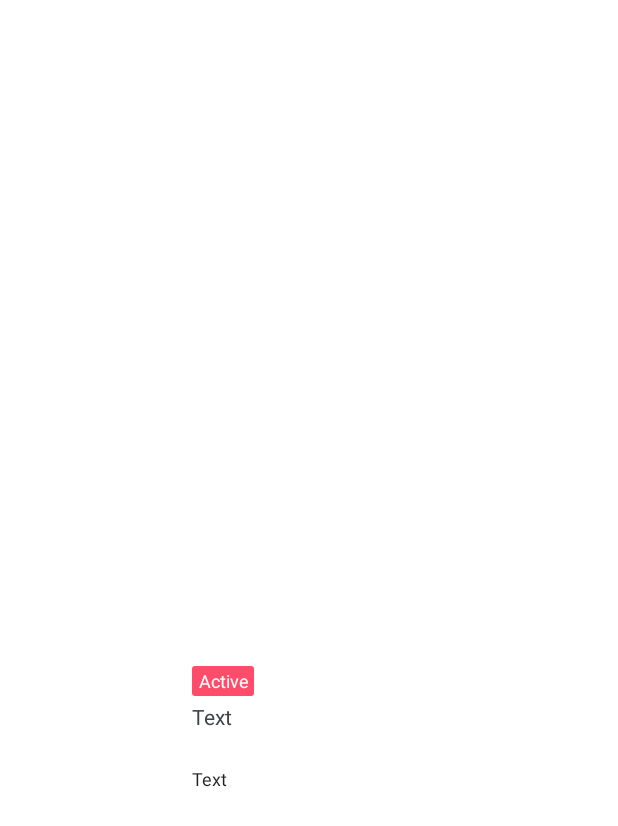
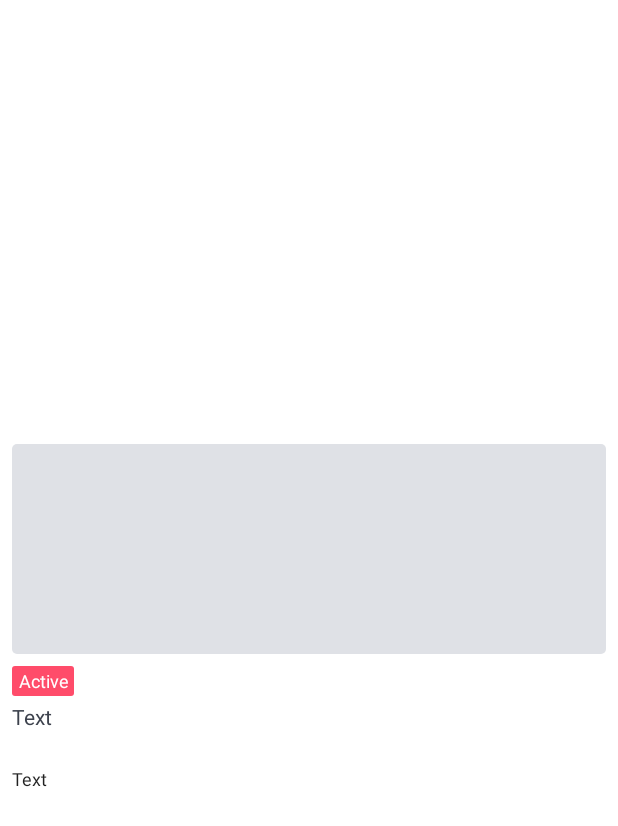
Before and after one commit to donyaie/ronaker-android, an Android app: the layout adapter_manage_product.xml on its own in the app's theme, with its tools: preview values and no code run, on a phone screen of 412 x 824 dp. Shown: the top 826 px of the screen. Run offline under Robolectric (Android 15) with nearby library versions, the phone set to English and light mode, and no system bars; plain views replace RoundedImageView; network calls fail.

Commit message:
# product item adapter with fix + image load background

```diff
--- a/app/src/main/java/com/ronaker/app/ui/explore/ExploreFragment.kt
+++ b/app/src/main/java/com/ronaker/app/ui/explore/ExploreFragment.kt
@@ -38,6 +38,8 @@ class ExploreFragment : BaseFragment() {
         viewModel.retry.observe(this, Observer { loading ->
             if (loading) binding.loading.showRetry() else binding.loading.hideRetry()
         })
+
+
 
         viewModel.resetList.observe(this, Observer {
             scrollListener.resetState()
--- a/app/src/main/java/com/ronaker/app/ui/manageProduct/ManageProductListFragment.kt
+++ b/app/src/main/java/com/ronaker/app/ui/manageProduct/ManageProductListFragment.kt
@@ -38,6 +38,10 @@ class ManageProductListFragment : BaseFragment() {
             if (loading) binding.loading.showLoading() else binding.loading.hideLoading()
         })
 
+        viewModel.retry.observe(this, Observer { loading ->
+            if (loading) binding.loading.showRetry() else binding.loading.hideRetry()
+        })
+
         viewModel.emptyView.observe(this, Observer { loading ->
             if (loading) {
                 binding.emptyLayout.visibility = View.VISIBLE
@@ -69,7 +73,7 @@ class ManageProductListFragment : BaseFragment() {
 
         binding.loading.oClickRetryListener = View.OnClickListener {
 
-                viewModel.loadProduct()
+                viewModel.retry()
 
 
         }
--- a/app/src/main/java/com/ronaker/app/ui/manageProduct/ManageProductViewModel.kt
+++ b/app/src/main/java/com/ronaker/app/ui/manageProduct/ManageProductViewModel.kt
@@ -24,6 +24,7 @@ class ManageProductViewModel : BaseViewModel() {
 
     val errorMessage: MutableLiveData<String> = MutableLiveData()
     val loading: MutableLiveData<Boolean> = MutableLiveData()
+    val retry: MutableLiveData<Boolean> = MutableLiveData()
 
 
     val   productImage: MutableLiveData<String> = MutableLiveData()
@@ -43,7 +44,7 @@ class ManageProductViewModel : BaseViewModel() {
         subscription = productRepository
             .getProduct(userRepository.getUserToken(), suid)
 
-            .doOnSubscribe { loading.value=true}
+            .doOnSubscribe { retry.value=false; loading.value=true}
             .doOnTerminate {loading.value=false}
             .subscribe { result ->
                 if (result.isSuccess()) {
@@ -51,6 +52,7 @@ class ManageProductViewModel : BaseViewModel() {
                     productDescription.value=result.data?.description
                     productTitle.value=result.data?.name
                 } else {
+                    retry.value=true;
                    errorMessage.value=result.error?.detail
                 }
             }
@@ -65,4 +67,5 @@ class ManageProductViewModel : BaseViewModel() {
     }
 
 
+
 }
--- /dev/null
+++ b/app/src/main/res/drawable/background_image_corner.xml
@@ -0,0 +1,6 @@
+<?xml version="1.0" encoding="utf-8"?>
+<shape xmlns:android="http://schemas.android.com/apk/res/android" android:shape="rectangle">
+    <solid android:color="@color/colorPlatinGrey"/>
+    <corners android:radius="3dp"/>
+
+</shape>
--- a/app/src/main/res/layout-v21/fragment_explore.xml
+++ b/app/src/main/res/layout-v21/fragment_explore.xml
@@ -13,11 +13,13 @@
 
 
 
-        <androidx.recyclerview.widget.RecyclerView   android:layout_width="wrap_content"
+        <androidx.recyclerview.widget.RecyclerView   android:layout_width="match_parent"
                                                    android:id="@+id/recycler"
                                                      app:layout_constraintLeft_toLeftOf="parent"
                                                      app:layout_constraintRight_toRightOf="parent"
 
+                                                     android:paddingRight="16dp"
+                                                     android:paddingLeft="16dp"
 
                                                    app:adapter="@{viewModel.getProductListAdapter()}"
                                                    app:layout_constraintTop_toBottomOf="@id/header"
--- a/app/src/main/res/layout/adapter_manage_product.xml
+++ b/app/src/main/res/layout/adapter_manage_product.xml
@@ -6,8 +6,9 @@
                 name="viewModel"
                 type="com.ronaker.app.ui.manageProduct.ManageProductAdapterViewModel"/>
     </data>
-    <androidx.constraintlayout.widget.ConstraintLayout
-            android:layout_width="172dp"
+    <LinearLayout
+            android:orientation="vertical"
+            android:layout_width="match_parent"
             android:padding="8dp"
             android:onClick="@{()->viewModel.onClickProduct()}"
 
@@ -16,10 +17,11 @@
 
         <com.makeramen.roundedimageview.RoundedImageView
                 app:riv_corner_radius="3dp"
-                android:layout_width="156dp"
+                android:layout_width="match_parent"
                 app:layout_constraintTop_toTopOf="parent"
                 android:id="@+id/image"
 
+                android:background="@drawable/background_image_corner"
                 android:scaleType="centerCrop"
                 app:mutableImage="@{viewModel.getProductImage()}"
                 app:layout_constraintRight_toRightOf="parent"
@@ -31,6 +33,7 @@
                   android:text="Active"
                   android:paddingLeft="4dp"
                   android:paddingRight="4dp"
+                  android:layout_gravity="left"
                   android:minHeight="20dp"
                   android:gravity="center"
                   app:layout_constraintLeft_toLeftOf="parent"
@@ -63,6 +66,6 @@
                   android:lines="1"/>
 
 
-    </androidx.constraintlayout.widget.ConstraintLayout>
+    </LinearLayout>
 
 </layout>
--- a/app/src/main/res/layout/fragment_explore.xml
+++ b/app/src/main/res/layout/fragment_explore.xml
@@ -13,11 +13,13 @@
 
 
 
-        <androidx.recyclerview.widget.RecyclerView   android:layout_width="wrap_content"
+        <androidx.recyclerview.widget.RecyclerView   android:layout_width="match_parent"
                                                    android:id="@+id/recycler"
                                                      app:layout_constraintLeft_toLeftOf="parent"
                                                      app:layout_constraintRight_toRightOf="parent"
 
+                                                     android:paddingRight="16dp"
+                                                     android:paddingLeft="16dp"
 
                                                    app:adapter="@{viewModel.getProductListAdapter()}"
                                                    app:layout_constraintTop_toBottomOf="@id/header"
--- a/app/src/main/res/layout/fragment_explore_product.xml
+++ b/app/src/main/res/layout/fragment_explore_product.xml
@@ -22,6 +22,7 @@
 
                 <ImageView
                         android:scaleType="centerCrop"
+                        android:background="@color/colorPlatinGrey"
 
                         app:mutableImage="@{viewModel.getProductImage()}"
                         android:layout_width="match_parent" android:id="@+id/avatar_image"
--- a/app/src/main/res/layout/fragment_manage_product_list.xml
+++ b/app/src/main/res/layout/fragment_manage_product_list.xml
@@ -87,11 +87,14 @@
                 </androidx.constraintlayout.widget.ConstraintLayout>
 
 
-                <androidx.recyclerview.widget.RecyclerView android:layout_width="wrap_content"
+                <androidx.recyclerview.widget.RecyclerView android:layout_width="match_parent"
                                                            android:id="@+id/recycler"
                                                            app:layout_constraintLeft_toLeftOf="parent"
                                                            app:layout_constraintRight_toRightOf="parent"
 
+
+                                                           android:paddingRight="16dp"
+                                                           android:paddingLeft="16dp"
 
                                                            android:layout_marginTop="27dp"
                                                            app:adapter="@{viewModel.getProductListAdapter()}"
```
Also changed, not shown: app/src/main/java/com/ronaker/app/ui/manageProduct/ManageProductFragment.kt (+37 -2 lines), app/src/main/java/com/ronaker/app/ui/manageProduct/ManageProductListViewModel.kt (+12 -3 lines), app/src/main/res/layout/adapter_explore_item.xml (+8 -6 lines), app/src/main/res/layout/fragment_manage_product.xml (+9 -6 lines).
